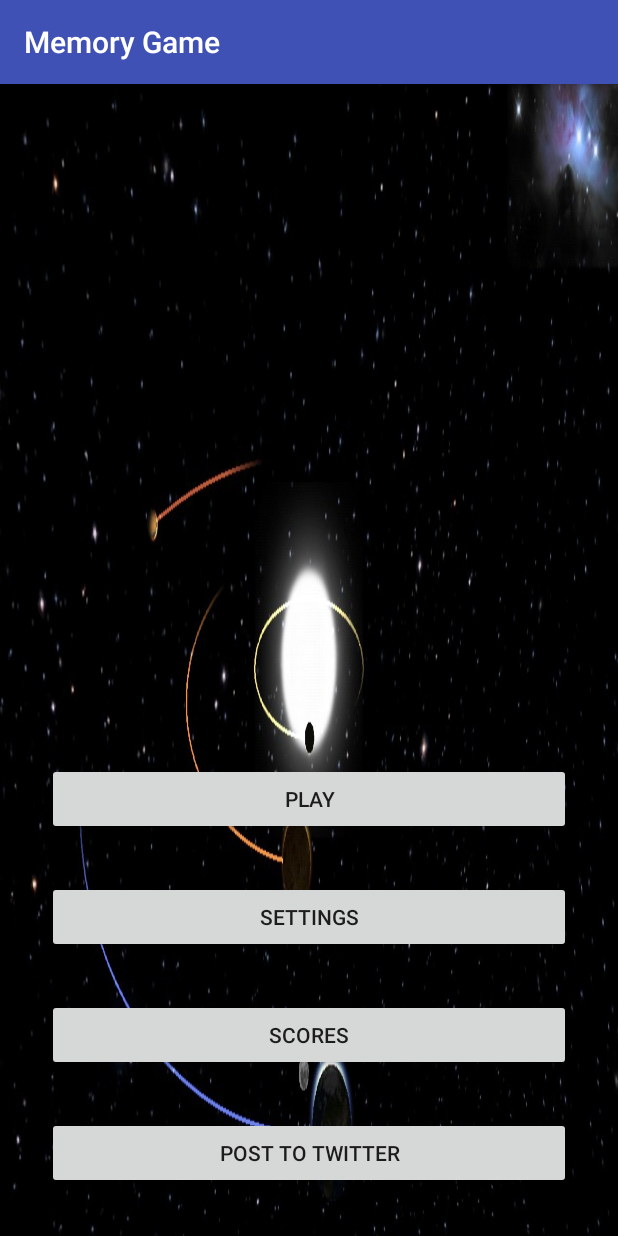
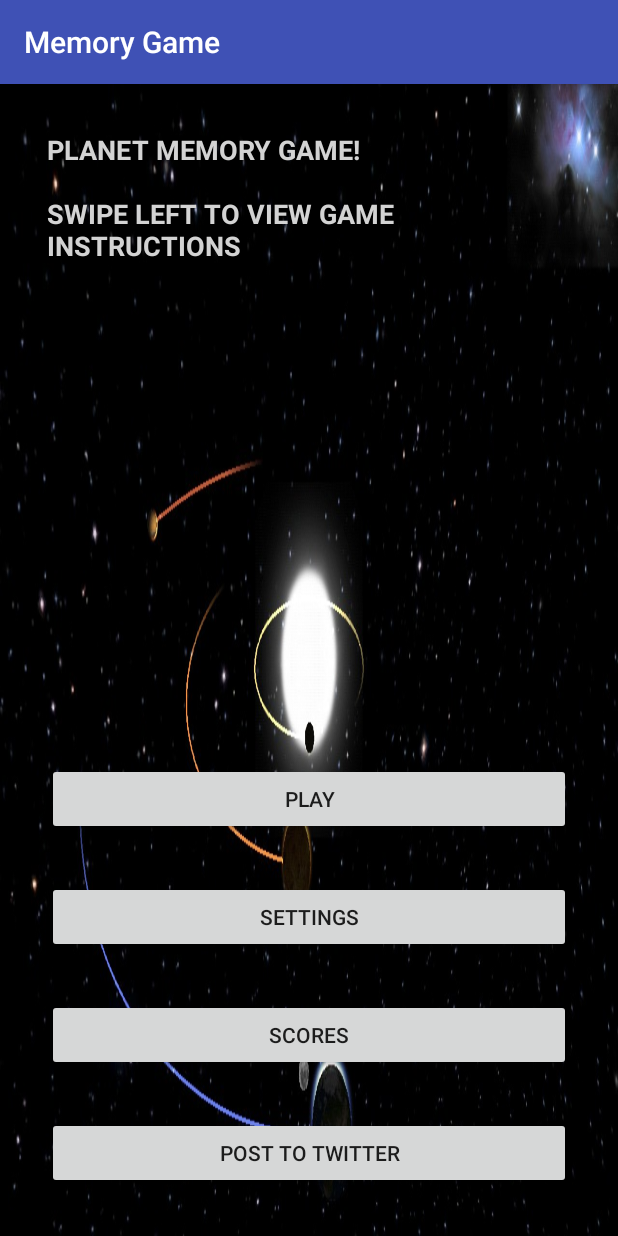
Before and after one commit to Angelo101/MobileComputingassignment2, an Android app: the screen it shows after launch (MenuActivity), on a phone screen of 412 x 824 dp. Run offline under Robolectric (Android 15) with nearby library versions, the phone set to English and light mode, and no system bars; libraries missing offline, so code that uses them is left out: twitter4j.auth.

Commit message:
swipe left completed + the textview on main screen

```diff
--- a/MemoryGame2/app/src/main/AndroidManifest.xml
+++ b/MemoryGame2/app/src/main/AndroidManifest.xml
@@ -23,6 +23,7 @@
         <activity android:name=".HighScoresDB" />
         <activity android:name=".Authenticate" />
         <activity android:name=".SensorForGame" />
+        <activity android:name=".Instructions"></activity>
     </application>
 
 </manifest>
--- a/MemoryGame2/app/src/main/java/com/example/noobtube/memorygame/MenuActivity.java
+++ b/MemoryGame2/app/src/main/java/com/example/noobtube/memorygame/MenuActivity.java
@@ -25,7 +25,7 @@ import twitter4j.auth.AccessToken;
 
 public class MenuActivity extends  AppCompatActivity {
     private static final int AUTHENTICATE = 1;
-    TextView textView;
+    TextView textView, swipeLeft;
     Twitter twitter = TwitterFactory.getSingleton();
     private GestureDetectorCompat gestureObject;
 
@@ -61,6 +61,9 @@ public class MenuActivity extends  AppCompatActivity {
                 StrictMode.setThreadPolicy(policy);
             }
     }
+        swipeLeft = (TextView)findViewById(R.id.swipeLeft);
+        swipeLeft.setText("PLANET MEMORY GAME!\n" +
+                "\nSWIPE LEFT TO VIEW GAME INSTRUCTIONS");
         gestureObject = new GestureDetectorCompat(this, new LearnGesture());
 
         post =(Button)findViewById(R.id.post);
@@ -125,7 +128,7 @@ public class MenuActivity extends  AppCompatActivity {
         public boolean onFling(MotionEvent e1, MotionEvent e2, float velocityX, float velocityY) {
 
             if(e2.getX() > e1.getX()){
-                Intent intent = new Intent(context, SettingsActivity.class);
+                Intent intent = new Intent(context, Instructions.class);
                 startActivity(intent);
             }else{
                 if(e2.getX() < e1.getX()){
--- a/MemoryGame2/app/src/main/res/layout/activity_menu.xml
+++ b/MemoryGame2/app/src/main/res/layout/activity_menu.xml
@@ -14,12 +14,16 @@
     android:gravity="center">
 
     <TextView
-        android:layout_width="wrap_content"
+        android:layout_width="match_parent"
         android:layout_height="wrap_content"
         android:text="@string/title_Memory"
         android:padding="15dp"
         android:layout_marginBottom="70dp"
-        tools:text="Wlecome" />
+        tools:text="Wlecome"
+        android:id="@+id/swipeLeft"
+        android:textSize="18sp"
+        android:textStyle="normal|bold"
+        android:textColor="#D3D3D3" />
     <TextView
         android:id="@+id/text_view"
         android:scrollbars="vertical"
```
Also changed, not shown: MemoryGame2/app/src/main/java/com/example/noobtube/memorygame/Instructions.java (added, +18 -0 lines), MemoryGame2/app/src/main/res/layout/activity_instructions.xml (added, +22 -0 lines).
